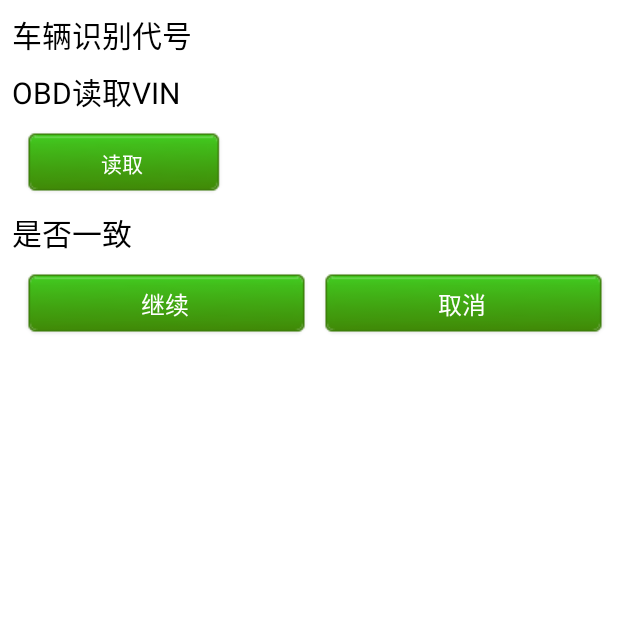
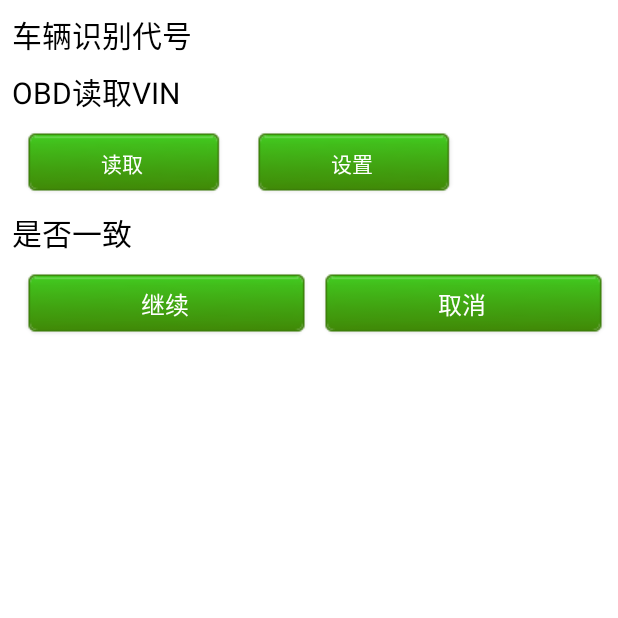
Before and after one commit to starsdn/StarWebBrowser, an Android app: the OBDDataCheck screen opened directly, with no data from a screen before it, on a phone screen of 412 x 824 dp, the top half of it. Run offline under Robolectric (Android 15) with nearby library versions, the light colour scheme and no system bars.

Commit message:
2019年3月13日 10点20分 修改OBD设置页面

```diff
--- a/app/src/main/java/com/star/starwebbrowser/activity/OBDDataCheck.java
+++ b/app/src/main/java/com/star/starwebbrowser/activity/OBDDataCheck.java
@@ -437,6 +437,7 @@ public class OBDDataCheck extends SuperActivity implements
             finish();
             return;
         } else if(v==btnAddBlack){  //添加黑名单
+            /*
             View vAddBlack = getLayoutInflater().inflate(R.layout.activity_add_black,null);
             editBlackMark = (EditText)vAddBlack.findViewById(R.id.sdnblacemark);
             new AlertDialog.Builder(this)
@@ -456,6 +457,8 @@ public class OBDDataCheck extends SuperActivity implements
                         }
                     })
                     .setNegativeButton("取消", null).show();
+                    */
+            updateConfig();//打开配置按钮
         }
         else if(v==btnRead){  //读取OBD数据 并分析VIN吗
 
--- a/app/src/main/res/layout/activity_obd_check.xml
+++ b/app/src/main/res/layout/activity_obd_check.xml
@@ -93,8 +93,7 @@
                 android:minWidth="160dp"
                 android:text="@string/sdnaddblack"
                 android:textColor="@color/white"
-                android:textSize="@dimen/scanSize"
-                android:visibility="gone" />
+                android:textSize="@dimen/scanSize" />
         </LinearLayout>
 
         <LinearLayout
--- a/app/src/main/res/values/strings.xml
+++ b/app/src/main/res/values/strings.xml
@@ -19,7 +19,7 @@
     <string name="service_started">OBD已经链接.</string>
     <string name="service_stopped">OBD 已经停止链接.</string>
     <string name="notification_label">打开  OBD-Reader.</string>
-    <string name="sdnaddblack">拉黑</string>
+    <string name="sdnaddblack">设置</string>
     <string name="action_settings">设置</string>
 
 </resources>
```
Also changed, not shown: app/src/main/java/com/star/starwebbrowser/obd/ConfigActivity.java (+8 -5 lines).
